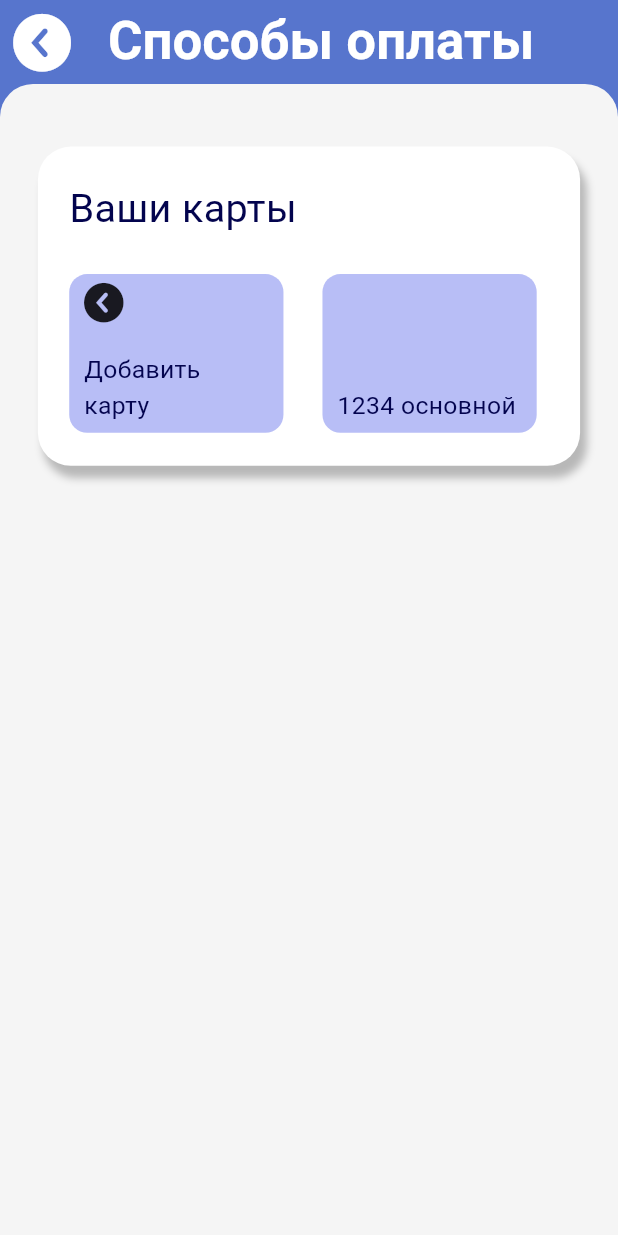
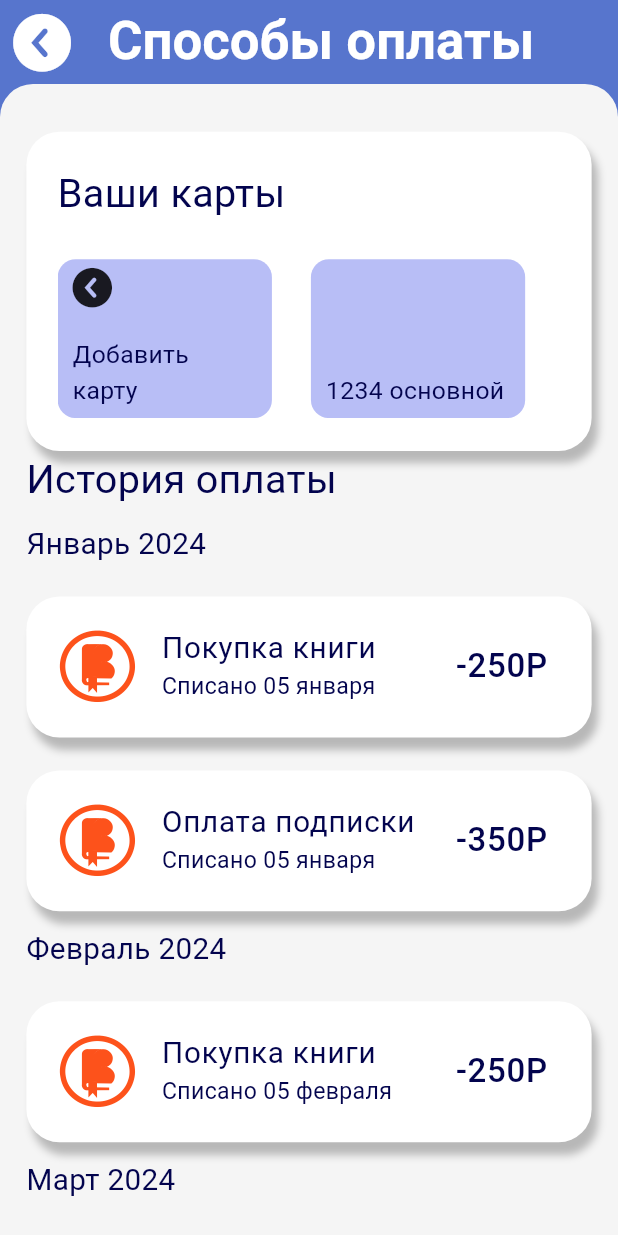
Before and after one commit to KASHINSKAES/BookTrack, a Flutter app: the PaymentMethodsPage screen opened directly, on a phone screen of 412 x 824 dp. Run offline on Flutter 3.47's test engine with Material 3 defaults, Android fonts, the phone set to English and light mode, and no system bars; our stand-ins replace carousel_slider, fl_chart, flutter_svg, shared_preferences, table_calendar; missing offline and left inert: easy_pie_chart; accounts and stored records are empty; Roboto replaces fonts that are missing (MPLUSRounded1c).

Commit message:
26 commit

```diff
--- a/lib/pages/PaymentMethodsPage.dart
+++ b/lib/pages/PaymentMethodsPage.dart
@@ -1,13 +1,14 @@
+import 'package:booktrack/MyFlutterIcons.dart';
 import 'package:booktrack/icons.dart';
 import 'package:booktrack/widgets/constants.dart';
 import 'package:flutter/material.dart';
+import 'package:intl/intl.dart';
 
 final List<Map<String, dynamic>> paymentHistory = [
-  {
-    "amount": 250,
-    "date_bonus": DateTime(2024,1,5),
-    "reason": "Достигнут новый уровень"
-  }
+  {"amount": 250, "date": DateTime(2024, 1, 5), "reason": "Покупка книги"},
+  {"amount": 350, "date": DateTime(2024, 1, 5), "reason": "Оплата подписки"},
+  {"amount": 250, "date": DateTime(2024, 2, 5), "reason": "Покупка книги"},
+  {"amount": 250, "date": DateTime(2024, 3, 5), "reason": "Покупка книги"},
 ];
 final List<Map<String, dynamic>> paymentCard = [
   {
@@ -62,7 +63,7 @@ class PaymentMethodsPage extends StatelessWidget {
         ),
         backgroundColor: AppColors.background,
         body: Container(
-            padding: EdgeInsets.symmetric(vertical: 19 * scale),
+            padding: EdgeInsets.symmetric(vertical: 10 * scale),
             height: MediaQuery.of(context).size.height,
             decoration: BoxDecoration(
               color: const Color(0xffF5F5F5),
@@ -73,9 +74,10 @@ class PaymentMethodsPage extends StatelessWidget {
             ),
             child: ListView(
               padding: EdgeInsets.symmetric(
-                  vertical: 19 * scale, horizontal: 23 * scale),
+                  vertical: 19 * scale, horizontal: 16 * scale),
               children: [
                 _buildCard(scale),
+                _builHistoryPaument(scale),
               ],
             )));
   }
@@ -173,3 +175,87 @@ Widget _buildCard(double scale) {
 extension E on String {
   String lastChars(int n) => substring(length - n);
 }
+
+Map<String, List<Map<String, dynamic>>> groupBonusHistoryByMonth(
+    List<Map<String, dynamic>> history) {
+  Map<String, List<Map<String, dynamic>>> groupedHistory = {};
+
+  for (var entry in history) {
+    DateTime date = entry['date'];
+    String monthKey =
+        DateFormat('LLLL yyyy', 'ru').format(date); // Пример: "январь 2024"
+
+    if (!groupedHistory.containsKey(monthKey)) {
+      groupedHistory[monthKey] = [];
+    }
+
+    groupedHistory[monthKey]!.add(entry);
+  }
+
+  return groupedHistory;
+}
+
+Widget _builHistoryPaument(double scale) {
+  Map<String, List<Map<String, dynamic>>> groupedHistory =
+      groupBonusHistoryByMonth(paymentHistory);
+  return Column(crossAxisAlignment: CrossAxisAlignment.start, children: [
+    Text(
+      "История оплаты",
+      style: TextStyle(color: AppColors.textPrimary, fontSize: 24 * scale),
+    ),
+    SizedBox(height: 10),
+    ...groupedHistory.entries.map((entry) {
+      String month = entry.key; // Название месяца
+      List<Map<String, dynamic>> bonuses = entry.value;
+
+      return Column(crossAxisAlignment: CrossAxisAlignment.start, children: [
+        Text(
+          month[0].toUpperCase() + month.substring(1),
+          style: TextStyle(color: AppColors.textPrimary, fontSize: 18 * scale),
+        ),
+        SizedBox(height: 10),
+        ...bonuses.map((bonus) {
+          return Padding(
+              padding: EdgeInsets.symmetric(vertical: 10 * scale),
+              child: Container(
+                  padding: EdgeInsets.symmetric(
+                      horizontal: 5 * scale, vertical: 10 * scale),
+                  decoration: BoxDecoration(
+                    color: Colors.white,
+                    boxShadow: [
+                      BoxShadow(
+                        color: Colors.black.withOpacity(0.25),
+                        blurRadius: 4,
+                        offset: Offset(4, 8), // Shadow position
+                      ),
+                    ],
+                    borderRadius: BorderRadius.all(
+                        Radius.circular(AppDimensions.baseCircual * scale)),
+                  ),
+                  child: ListTile(
+                    title: Text(
+                      "${bonus['reason']}",
+                      style: TextStyle(
+                          color: AppColors.textPrimary, fontSize: 18 * scale),
+                    ),
+                    leading: Icon(
+                      MyFlutter.bonus,
+                      size: 48 * scale,
+                      color: AppColors.orange,
+                    ),
+                    subtitle: Text(
+                      'Списано ${DateFormat('dd MMMM', 'ru').format(bonus['date'])}',
+                      style: TextStyle(
+                          color: AppColors.textPrimary, fontSize: 14 * scale),
+                      softWrap: false,
+                    ),
+                    trailing: Text('-${bonus['amount']}P',
+                        style: TextStyle(
+                            color: AppColors.textPrimary,
+                            fontSize: 20 * scale)),
+                  )));
+        })
+      ]);
+    }).toList(),
+  ]);
+}
--- a/lib/pages/catalogPage.dart
+++ b/lib/pages/catalogPage.dart
@@ -1,6 +1,6 @@
+import 'package:booktrack/icons.dart';
+import 'package:booktrack/widgets/BookListPage.dart';
 import 'package:flutter/material.dart';
-import '/widgets/BookListPage.dart';
-import '/icons.dart';
 
 // CatalogPage с обработчиком нажатий на категории
 class CatalogPage extends StatelessWidget {
--- a/lib/pages/levelPage.dart
+++ b/lib/pages/levelPage.dart
@@ -1,4 +1,4 @@
-import 'package:booktrack/MyFlutter_icons.dart';
+import 'package:booktrack/MyFlutterIcons.dart';
 import 'package:booktrack/icons.dart';
 import 'package:booktrack/widgets/constants.dart';
 import 'package:flutter/material.dart';
--- a/lib/pages/mainPage.dart
+++ b/lib/pages/mainPage.dart
@@ -1,6 +1,7 @@
+import 'package:booktrack/icons.dart';
+import 'package:booktrack/widgets/AdaptiveBookGrid.dart';
 import 'package:flutter/material.dart';
-import '/icons.dart';
-import '/widgets/AdaptiveBookGrid.dart';
+
 import 'package:flutter_svg/flutter_svg.dart';
 import 'package:carousel_slider/carousel_slider.dart';
 
--- a/pubspec.yaml
+++ b/pubspec.yaml
@@ -11,8 +11,8 @@ environment:
 dependencies:
   flutter:
     sdk: flutter
-  intl: ^0.18.0
-  intl_translation: ^0.20.1
+  intl: ^0.17.0
+  intl_translation: 0.18.0
   fl_chart: ^0.64.0
   table_calendar: ^3.0.8
   easy_pie_chart: ^1.0.1
```
Also changed, not shown: lib/main.dart (+8 -5 lines), lib/pages/chatPage.dart (+3 -5 lines), lib/pages/loveQuote.dart (added, +148 -0 lines), lib/pages/profilePage.dart (+8 -24 lines), lib/pages/selectedPage.dart (+4 -3 lines), lib/MyFlutterIcons.dart (renamed from lib/MyFlutter_icons.dart), pubspec.lock, 2 other files.
